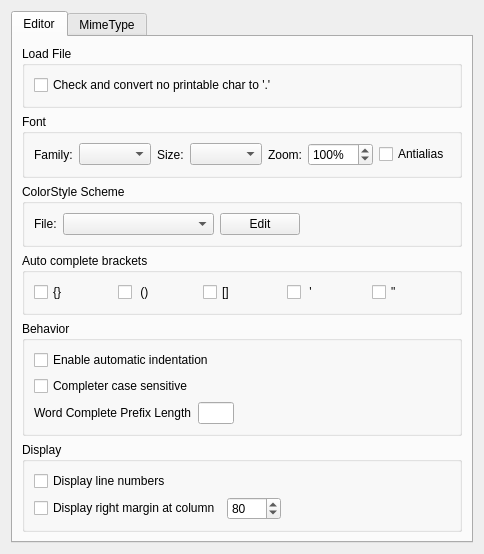
This is liteidex/src/plugins/liteeditor/liteeditoroption.ui in visualfc/liteide as Qt 5 draws it before an edit. The edited form follows.
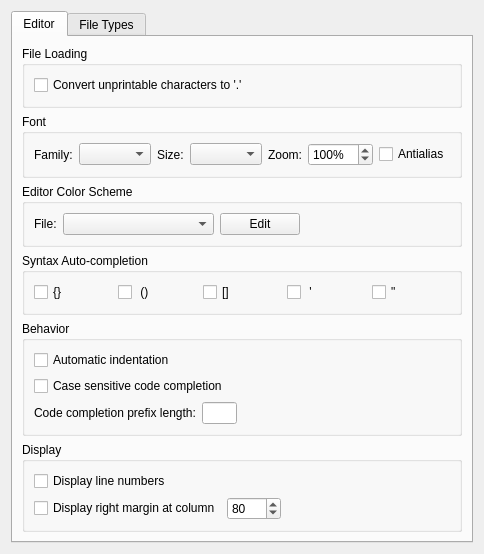
This is the edited form.

What changed in the file:
```diff
--- a/liteidex/src/plugins/liteeditor/liteeditoroption.ui
+++ b/liteidex/src/plugins/liteeditor/liteeditoroption.ui
@@ -27,13 +27,13 @@
        <item>
         <widget class="QGroupBox" name="groupBox_5">
          <property name="title">
-          <string>Load File</string>
+          <string>File Loading</string>
          </property>
          <layout class="QVBoxLayout" name="verticalLayout">
           <item>
            <widget class="QCheckBox" name="noprintCheckBox">
             <property name="text">
-             <string>Check and convert no printable char to '.'</string>
+             <string>Convert unprintable characters to '.'</string>
             </property>
            </widget>
           </item>
@@ -132,7 +132,7 @@
        <item>
         <widget class="QGroupBox" name="groupBox_2">
          <property name="title">
-          <string>ColorStyle Scheme</string>
+          <string>Editor Color Scheme</string>
          </property>
          <layout class="QHBoxLayout" name="horizontalLayout_2">
           <item>
@@ -178,7 +178,7 @@
        <item>
         <widget class="QGroupBox" name="groupBox_6">
          <property name="title">
-          <string>Auto complete brackets</string>
+          <string>Syntax Auto-completion</string>
          </property>
          <layout class="QHBoxLayout" name="horizontalLayout_5">
           <item>
@@ -228,14 +228,14 @@
           <item>
            <widget class="QCheckBox" name="autoIndentCheckBox">
             <property name="text">
-             <string>Enable automatic indentation</string>
+             <string>Automatic indentation</string>
             </property>
            </widget>
           </item>
           <item>
            <widget class="QCheckBox" name="completerCaseSensitiveCheckBox">
             <property name="text">
-             <string>Completer case sensitive</string>
+             <string>Case sensitive code completion</string>
             </property>
            </widget>
           </item>
@@ -244,7 +244,7 @@
             <item>
              <widget class="QLabel" name="label_4">
               <property name="text">
-               <string>Word Complete Prefix Length</string>
+               <string>Code completion prefix length:</string>
               </property>
              </widget>
             </item>
@@ -333,7 +333,7 @@
      </widget>
      <widget class="QWidget" name="tab_2">
       <attribute name="title">
-       <string>MimeType</string>
+       <string>File Types</string>
       </attribute>
       <layout class="QVBoxLayout" name="verticalLayout_5">
        <item>
```
